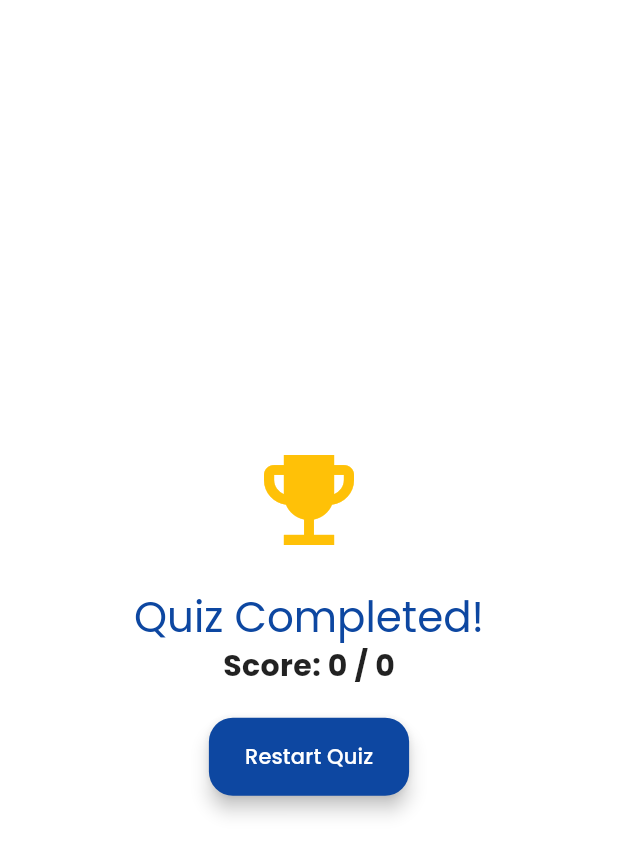
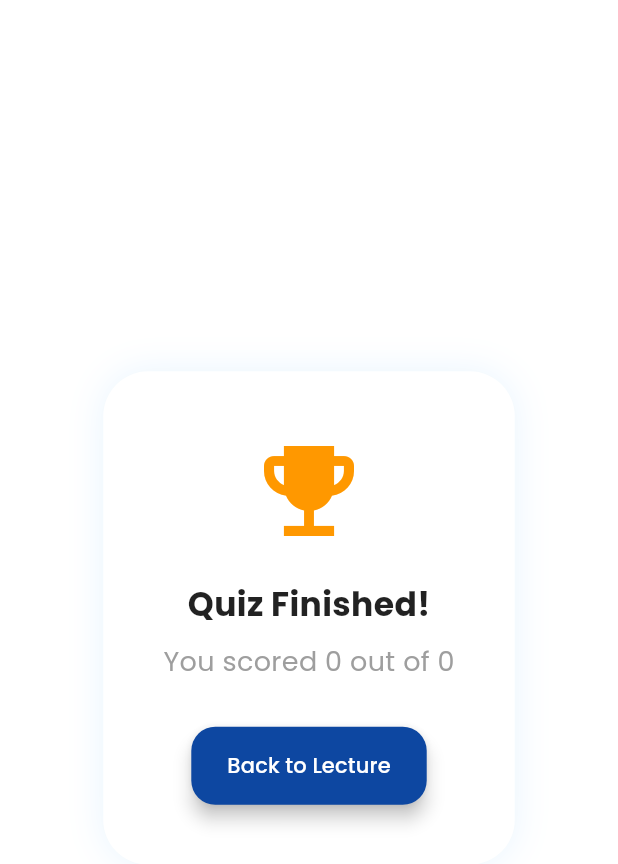
Before and after one commit to GEEK-213/scribe_ai, a Flutter app: the QuizView widget shown alone on an empty page, opened directly with empty values, on a phone screen of 412 x 824 dp. Shown: the top 864 px of the screen. Run offline on Flutter 3.47's test engine with Material 3 defaults, Android fonts, the light colour scheme and no system bars; our stand-ins replace audioplayers, file_picker, google_fonts, permission_handler, supabase_flutter; missing offline and left inert: flutter_sound; accounts and stored records are empty.

Commit message:
Refactor QuizView to streamline answer checking, enhance UI with animated options, and improve result display.

```diff
--- a/lib/pages/quiz_view.dart
+++ b/lib/pages/quiz_view.dart
@@ -1,4 +1,5 @@
 import 'package:flutter/material.dart';
+import '../theme/app_theme.dart';
 
 class QuizView extends StatefulWidget {
   final List<dynamic> questions;
@@ -12,59 +13,21 @@ class QuizView extends StatefulWidget {
 class _QuizViewState extends State<QuizView> {
   int _currentIndex = 0;
   int _score = 0;
+  String? _selectedOption;
   bool _isAnswered = false;
-  int? _selectedOptionIndex;
-  int _correctOptionIndex = -1;
 
-  @override
-  void initState() {
-    super.initState();
-    _determineCorrectAnswer();
-  }
-
-  void _determineCorrectAnswer() {
-    final question = widget.questions[_currentIndex];
-    final rawAnswer = question['answer'].toString().trim().toUpperCase();
-    final options = List<String>.from(question['options']);
-
-    // Reset default
-    _correctOptionIndex = 0;
-
-    // Strategy 1: Match text
-    for (int i = 0; i < options.length; i++) {
-      if (options[i].toUpperCase().trim() == rawAnswer) {
-        setState(() => _correctOptionIndex = i);
-        return;
-      }
-    }
-
-    // Strategy 2: Match Letter (A, B, C...)
-    if (rawAnswer.length == 1) {
-      int letterIndex = rawAnswer.codeUnitAt(0) - 65;
-      if (letterIndex >= 0 && letterIndex < options.length) {
-        setState(() => _correctOptionIndex = letterIndex);
-        return;
-      }
-    }
-
-    // Strategy 3: Handle "Option A"
-    if (rawAnswer.startsWith("OPTION ")) {
-       String letter = rawAnswer.split(" ").last;
-       int letterIndex = letter.codeUnitAt(0) - 65;
-       if (letterIndex >= 0 && letterIndex < options.length) {
-         setState(() => _correctOptionIndex = letterIndex);
-         return;
-       }
-    }
-  }
-
-  void _answerQuestion(int optionIndex) {
+  void _checkAnswer(String option) {
     if (_isAnswered) return;
 
     setState(() {
+      _selectedOption = option;
       _isAnswered = true;
-      _selectedOptionIndex = optionIndex;
-      if (optionIndex == _correctOptionIndex) {
+
+      // Extract just the letter (A/B/C/D) to compare
+      String correctAnswerLetter = widget.questions[_currentIndex]['answer'].toString().split(' ').first;
+      String selectedLetter = option.split(' ').first;
+
+      if (selectedLetter == correctAnswerLetter) {
         _score++;
       }
     });
@@ -73,125 +36,153 @@ class _QuizViewState extends State<QuizView> {
   void _nextQuestion() {
     setState(() {
       _currentIndex++;
+      _selectedOption = null;
       _isAnswered = false;
-      _selectedOptionIndex = null;
     });
-    if (_currentIndex < widget.questions.length) {
-      _determineCorrectAnswer();
-    }
   }
 
   @override
   Widget build(BuildContext context) {
     if (_currentIndex >= widget.questions.length) {
-      return Center(
-        child: Column(
-          mainAxisAlignment: MainAxisAlignment.center,
-          children: [
-            const Icon(Icons.emoji_events, size: 80, color: Colors.amber),
-            const SizedBox(height: 20),
-            Text("Quiz Completed!", style: Theme.of(context).textTheme.headlineMedium),
-            Text("Score: $_score / ${widget.questions.length}",
-                style: const TextStyle(fontSize: 20, fontWeight: FontWeight.bold)),
-            const SizedBox(height: 20),
-            ElevatedButton(
-              onPressed: () {
-                setState(() {
-                  _currentIndex = 0;
-                  _score = 0;
-                  _isAnswered = false;
-                  _determineCorrectAnswer();
-                });
-              },
-              child: const Text("Restart Quiz"),
-            )
-          ],
-        ),
-      );
+      return _buildResultView();
     }
 
-    final question = widget.questions[_currentIndex];
-    final options = List<String>.from(question['options']);
+    final currentQuestion = widget.questions[_currentIndex];
+    final options = List<String>.from(currentQuestion['options']);
 
-    // --- SCROLLABLE FIX ---
-    return SingleChildScrollView(
-      padding: const EdgeInsets.all(16.0),
+    return Padding(
+      padding: const EdgeInsets.all(20),
       child: Column(
-        crossAxisAlignment: CrossAxisAlignment.stretch,
         children: [
-          LinearProgressIndicator(
-            value: (_currentIndex + 1) / widget.questions.length,
-            backgroundColor: Colors.grey[300],
-            valueColor: const AlwaysStoppedAnimation(Colors.blue),
+          // 1. PROGRESS TEXT
+          Text(
+            "Question ${_currentIndex + 1} of ${widget.questions.length}",
+            style: const TextStyle(color: Colors.grey, fontWeight: FontWeight.bold),
           ),
           const SizedBox(height: 20),
-          Text("Question ${_currentIndex + 1}",
-              style: const TextStyle(color: Colors.grey, fontWeight: FontWeight.bold)),
-          const SizedBox(height: 10),
-          Text(question['question'],
-              style: const TextStyle(fontSize: 18, fontWeight: FontWeight.bold)),
-          const SizedBox(height: 20),
 
-          ...List.generate(options.length, (index) {
-            final letter = String.fromCharCode(65 + index);
-            Color color = Colors.white;
-            Color borderColor = Colors.grey;
+          // 2. QUESTION CARD
+          Container(
+            padding: const EdgeInsets.all(24),
+            decoration: BoxDecoration(
+              color: Colors.white,
+              borderRadius: BorderRadius.circular(20),
+              boxShadow: [
+                BoxShadow(color: Colors.blue.withOpacity(0.05), blurRadius: 15, offset: const Offset(0, 5))
+              ],
+            ),
+            child: Text(
+              currentQuestion['question'],
+              textAlign: TextAlign.center,
+              style: const TextStyle(fontSize: 18, fontWeight: FontWeight.w600, height: 1.4),
+            ),
+          ),
 
-            if (_isAnswered) {
-              if (index == _correctOptionIndex) {
-                color = Colors.green.shade100;
-                borderColor = Colors.green;
-              } else if (index == _selectedOptionIndex) {
-                color = Colors.red.shade100;
-                borderColor = Colors.red;
-              }
-            }
+          const SizedBox(height: 30),
 
-            return Padding(
-              padding: const EdgeInsets.only(bottom: 10),
-              child: InkWell(
-                onTap: () => _answerQuestion(index),
-                child: Container(
-                  padding: const EdgeInsets.all(15),
-                  decoration: BoxDecoration(
-                    color: color,
-                    border: Border.all(color: borderColor),
-                    borderRadius: BorderRadius.circular(10),
+          // 3. OPTIONS LIST
+          Expanded(
+            child: ListView.builder(
+              itemCount: options.length,
+              itemBuilder: (context, index) {
+                final option = options[index];
+                bool isCorrect = option.startsWith(currentQuestion['answer'].toString().split(' ').first);
+                bool isSelected = _selectedOption == option;
+
+                // Color Logic
+                Color borderColor = Colors.grey.shade200;
+                Color bgColor = Colors.white;
+                if (_isAnswered) {
+                  if (isCorrect) {
+                    borderColor = Colors.green;
+                    bgColor = Colors.green.shade50;
+                  } else if (isSelected) {
+                    borderColor = Colors.red;
+                    bgColor = Colors.red.shade50;
+                  }
+                }
+
+                return GestureDetector(
+                  onTap: () => _checkAnswer(option),
+                  child: AnimatedContainer(
+                    duration: const Duration(milliseconds: 200),
+                    margin: const EdgeInsets.only(bottom: 12),
+                    padding: const EdgeInsets.symmetric(horizontal: 20, vertical: 16),
+                    decoration: BoxDecoration(
+                      color: bgColor,
+                      borderRadius: BorderRadius.circular(15),
+                      border: Border.all(color: borderColor, width: 2),
+                    ),
+                    child: Row(
+                      children: [
+                        Text(
+                          option.substring(0, 2), // The "A) " part
+                          style: TextStyle(
+                            fontWeight: FontWeight.bold,
+                            color: isSelected ? AppTheme.primaryBlue : Colors.grey,
+                          ),
+                        ),
+                        Expanded(
+                          child: Text(
+                            option.substring(2), // The actual text
+                            style: const TextStyle(fontSize: 15),
+                          ),
+                        ),
+                        if (_isAnswered && isCorrect)
+                          const Icon(Icons.check_circle, color: Colors.green),
+                        if (_isAnswered && isSelected && !isCorrect)
+                          const Icon(Icons.cancel, color: Colors.red),
+                      ],
+                    ),
                   ),
-                  child: Row(
-                    children: [
-                      CircleAvatar(
-                        radius: 12,
-                        backgroundColor: borderColor.withOpacity(0.2),
-                        child: Text(letter,
-                            style: TextStyle(color: borderColor, fontSize: 12)),
-                      ),
-                      const SizedBox(width: 10),
-                      Expanded(child: Text(options[index])),
-                      if (_isAnswered && index == _correctOptionIndex)
-                        const Icon(Icons.check_circle, color: Colors.green),
-                      if (_isAnswered && index == _selectedOptionIndex && index != _correctOptionIndex)
-                        const Icon(Icons.cancel, color: Colors.red),
-                    ],
-                  ),
-                ),
+                );
+              },
+            ),
+          ),
+
+          // 4. NEXT BUTTON
+          if (_isAnswered)
+            SizedBox(
+              width: double.infinity,
+              child: ElevatedButton(
+                onPressed: _nextQuestion,
+                child: const Text("Next Question"),
               ),
-            );
-          }),
-
-          const SizedBox(height: 20),
-
-          if (_isAnswered)
-            ElevatedButton(
-              onPressed: _nextQuestion,
-              style: ElevatedButton.styleFrom(
-                  backgroundColor: Colors.blue, foregroundColor: Colors.white, padding: const EdgeInsets.all(15)),
-              child: Text(_currentIndex == widget.questions.length - 1
-                  ? "Finish"
-                  : "Next Question"),
             ),
         ],
       ),
     );
   }
+
+  Widget _buildResultView() {
+    return Center(
+      child: Container(
+        padding: const EdgeInsets.all(40),
+        margin: const EdgeInsets.all(20),
+        decoration: BoxDecoration(
+          color: Colors.white,
+          borderRadius: BorderRadius.circular(30),
+          boxShadow: [BoxShadow(color: Colors.blue.withOpacity(0.1), blurRadius: 20)]
+        ),
+        child: Column(
+          mainAxisSize: MainAxisSize.min,
+          children: [
+            const Icon(Icons.emoji_events, size: 80, color: Colors.orange),
+            const SizedBox(height: 20),
+            const Text("Quiz Finished!", style: TextStyle(fontSize: 22, fontWeight: FontWeight.bold)),
+            const SizedBox(height: 10),
+            Text(
+              "You scored $_score out of ${widget.questions.length}",
+              style: const TextStyle(fontSize: 18, color: Colors.grey),
+            ),
+            const SizedBox(height: 30),
+            ElevatedButton(
+              onPressed: () => Navigator.pop(context),
+              child: const Text("Back to Lecture"),
+            ),
+          ],
+        ),
+      ),
+    );
+  }
 }
```
